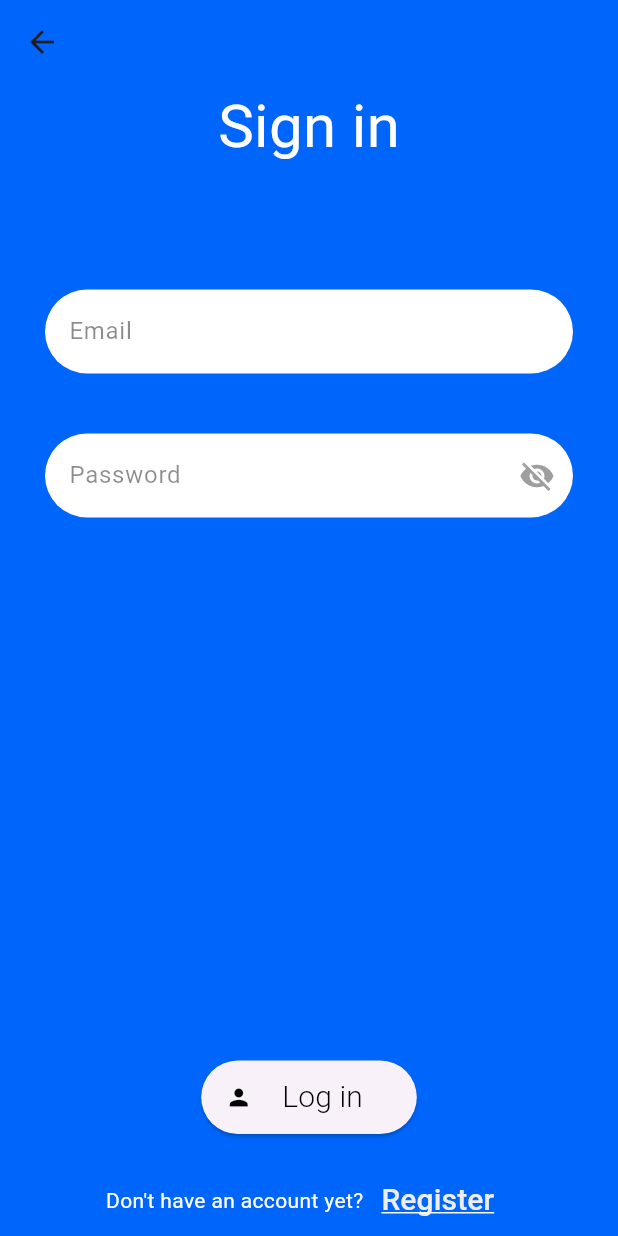
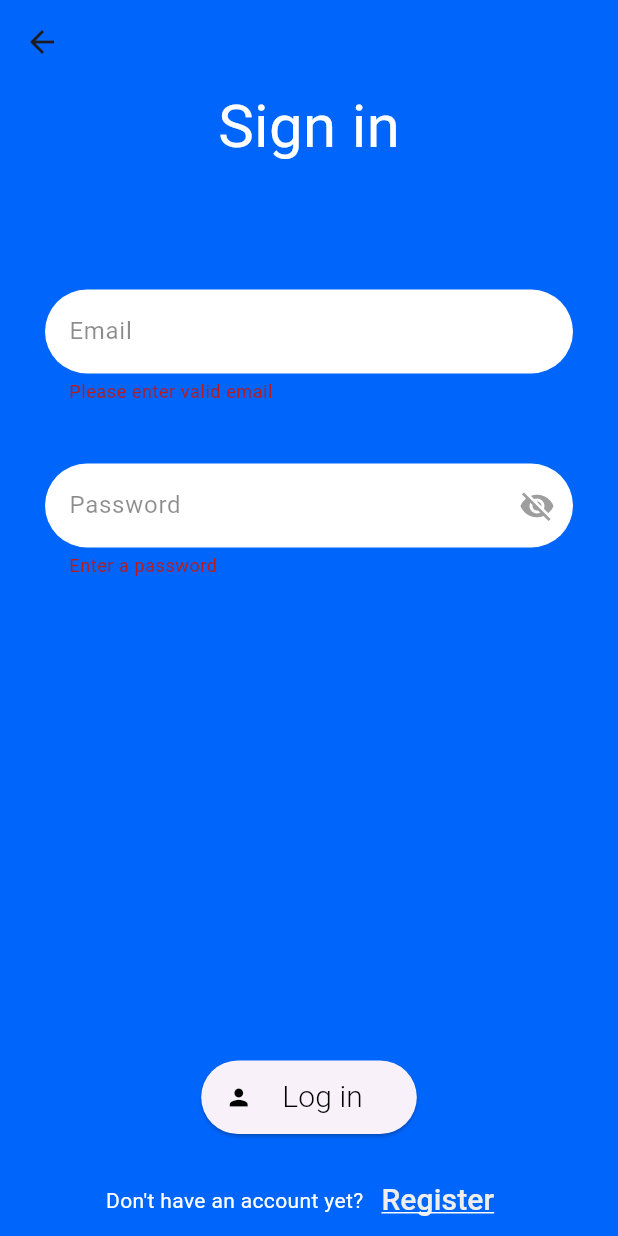
Before and after one commit to macrodev22/medicalApp, a Flutter app: the SigninScreen screen opened directly, after a tap on "Log in", on a phone screen of 412 x 824 dp. Run offline on Flutter 3.47's test engine with Material 3 defaults, Android fonts, the light colour scheme and no system bars; our stand-ins replace firebase_auth, firebase_core, popover, video_player; accounts and stored records are empty.

Commit message:
Added firebase to mobile

```diff
--- a/Mobile/medical_app/lib/main.dart
+++ b/Mobile/medical_app/lib/main.dart
@@ -1,9 +1,13 @@
+import 'package:firebase_core/firebase_core.dart';
 import 'package:flutter/material.dart';
+import 'package:medical_app/firebase_options.dart';
 import 'package:medical_app/screens/lung_test.dart';
 import 'package:medical_app/screens/startup_screen.dart';
 import 'package:medical_app/screens/user_screen.dart';
 
-void main() {
+void main() async {
+  WidgetsFlutterBinding.ensureInitialized();
+  await Firebase.initializeApp(options: DefaultFirebaseOptions.currentPlatform);
   runApp(const MyApp());
 }
 
--- a/Mobile/medical_app/lib/screens/signin_screen.dart
+++ b/Mobile/medical_app/lib/screens/signin_screen.dart
@@ -3,20 +3,27 @@ import 'package:medical_app/components/app_button.dart';
 import 'package:medical_app/components/form_bottom_links.dart';
 import 'package:medical_app/components/form_field_container.dart';
 import 'package:medical_app/screens/signup_screen.dart';
+import 'package:medical_app/screens/user_screen.dart';
+import 'package:medical_app/user_auth/firebase_auth_implementation/firebase_auth_services.dart';
 import '../components/colors.dart';
 
 class SigninScreen extends StatelessWidget {
-  const SigninScreen({super.key});
+  SigninScreen({super.key});
+
+  final _formKey = GlobalKey<FormState>();
 
   @override
   Widget build(BuildContext context) {
+    String email = '', password = '';
     return Scaffold(
       backgroundColor: primary,
       appBar: AppBar(
         title: const Text(" "),
         backgroundColor: Colors.transparent,
       ),
-      body: Column(
+      body: Form(
+        key: _formKey,
+        child: Column(
           children: [
             const Center(
               child: Text(
@@ -25,16 +32,50 @@ class SigninScreen extends StatelessWidget {
               ),
             ),
             const SizedBox(height: 80),
-          const FormFieldContainer(
+            FormFieldContainer(
               hintText: "Email",
+              onSaved: (newValue) => email = newValue!,
+              validator: (value) {
+                return value!.isEmpty || !value.contains('@')
+                    ? "Please enter valid email"
+                    : null;
+              },
             ),
             const SizedBox(height: 40),
-          const FormFieldContainer(
+            FormFieldContainer(
               hintText: "Password",
               isPasswordField: true,
+              onSaved: (newValue) => password = newValue!,
+              validator: (value) => value!.isEmpty ? "Enter a password" : null,
             ),
             const Spacer(),
-          AppButton(label: "Log in", iconData: Icons.person, onPressed: () {}),
+            AppButton(
+                label: "Log in",
+                iconData: Icons.person,
+                onPressed: () {
+                  //Firebase login
+                  if (_formKey.currentState!.validate()) {
+                    //Save current form state
+                    _formKey.currentState?.save();
+
+                    FirebaseAuthService firebaseAuth = FirebaseAuthService();
+                    firebaseAuth
+                        .signInWithEmailAndPassword(email, password)
+                        .then((user) {
+                      if (user != null) {
+                        Navigator.pushAndRemoveUntil(
+                            context,
+                            MaterialPageRoute(
+                                builder: (ctx) => const UserScreen()),
+                            (route) => false);
+                      } else {
+                        ScaffoldMessenger.of(context).showSnackBar(SnackBar(
+                            content: Text("Log in failed for user $email")));
+                      }
+                    });
+                  } else // Validation fail
+                  {}
+                }),
             // Foot functions
             const SizedBox(height: 20),
             FormBottomLinks(
@@ -49,6 +90,7 @@ class SigninScreen extends StatelessWidget {
             )
           ],
         ),
+      ),
     );
   }
 }
--- a/Mobile/medical_app/lib/screens/signup_screen.dart
+++ b/Mobile/medical_app/lib/screens/signup_screen.dart
@@ -50,7 +50,7 @@ class SignupScreen extends StatelessWidget {
             onPressed: () {
               Navigator.pushAndRemoveUntil(
                   context,
-                  MaterialPageRoute(builder: (ctx) => const SigninScreen()),
+                  MaterialPageRoute(builder: (ctx) => SigninScreen()),
                   (route) => false);
             },
           )
--- a/Mobile/medical_app/lib/screens/startup_screen.dart
+++ b/Mobile/medical_app/lib/screens/startup_screen.dart
@@ -51,10 +51,8 @@ class StartScreen extends StatelessWidget {
                   iconData: Icons.arrow_drop_up,
                   onPressed: () {
                     // Go to signin page
-                    Navigator.push(
-                        context,
-                        MaterialPageRoute(
-                            builder: (ctx) => const SigninScreen()));
+                    Navigator.push(context,
+                        MaterialPageRoute(builder: (ctx) => SigninScreen()));
                   },
                 ),
                 const SizedBox(width: 10),
--- a/Mobile/medical_app/lib/user_auth/firebase_auth_implementation/firebase_auth_services.dart
+++ b/Mobile/medical_app/lib/user_auth/firebase_auth_implementation/firebase_auth_services.dart
@@ -11,6 +11,7 @@ class FirebaseAuthService {
       return credential.user;
     } catch (e) {
       print("An error occured");
+      return null;
     }
   }
 
@@ -22,6 +23,11 @@ class FirebaseAuthService {
       return credential.user;
     } catch (e) {
       print("Unable to signin");
+      return null;
     }
   }
+
+  Future<void> signOut() async {
+    await _auth.signOut();
+  }
 }
--- a/Mobile/medical_app/pubspec.yaml
+++ b/Mobile/medical_app/pubspec.yaml
@@ -19,6 +19,7 @@ dependencies:
   cloud_firestore: ^4.13.6
   firebase_auth: ^4.15.3
   firebase_storage: ^11.5.6
+  popover: ^0.2.8+2
 
 dev_dependencies:
   flutter_test:
```
Also changed, not shown: Mobile/medical_app/lib/components/user_popover.dart (added, +33 -0 lines), Mobile/medical_app/lib/components/user_profile_button.dart (added, +27 -0 lines), Mobile/medical_app/lib/screens/user_screen.dart (+4 -9 lines), Mobile/medical_app/pubspec.lock. Lines whose indentation alone changed are shown as unchanged.
